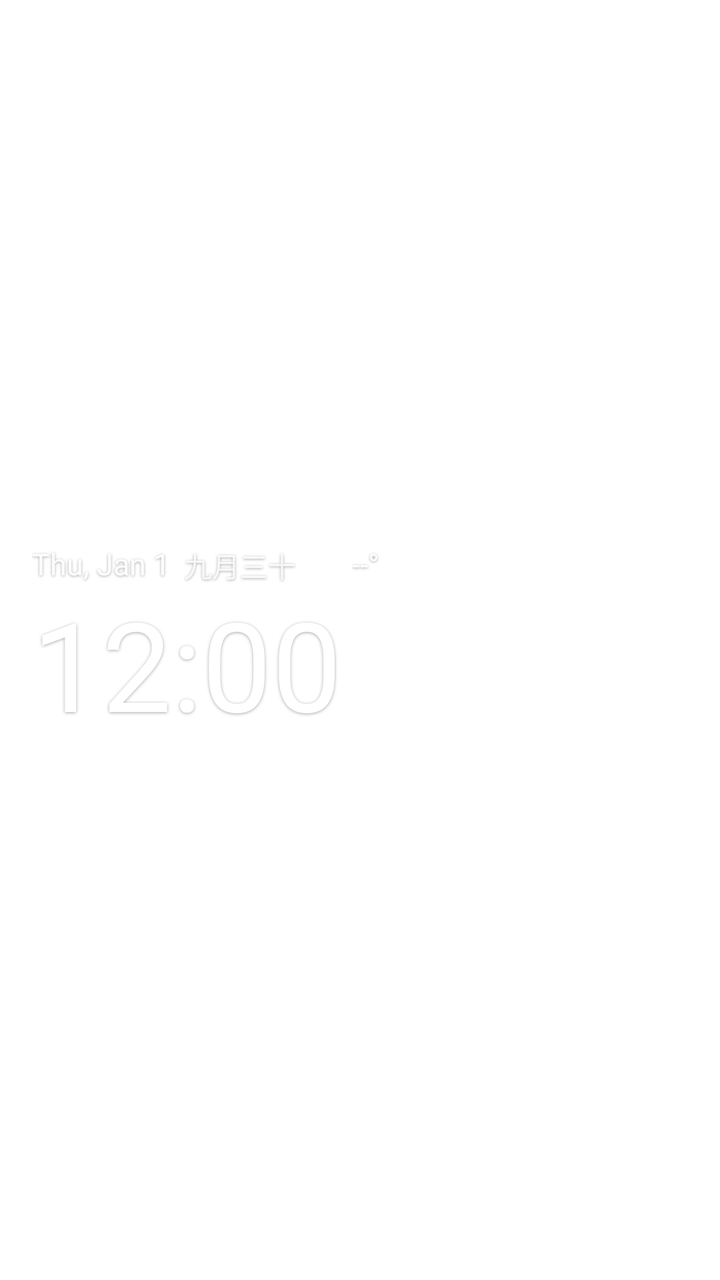
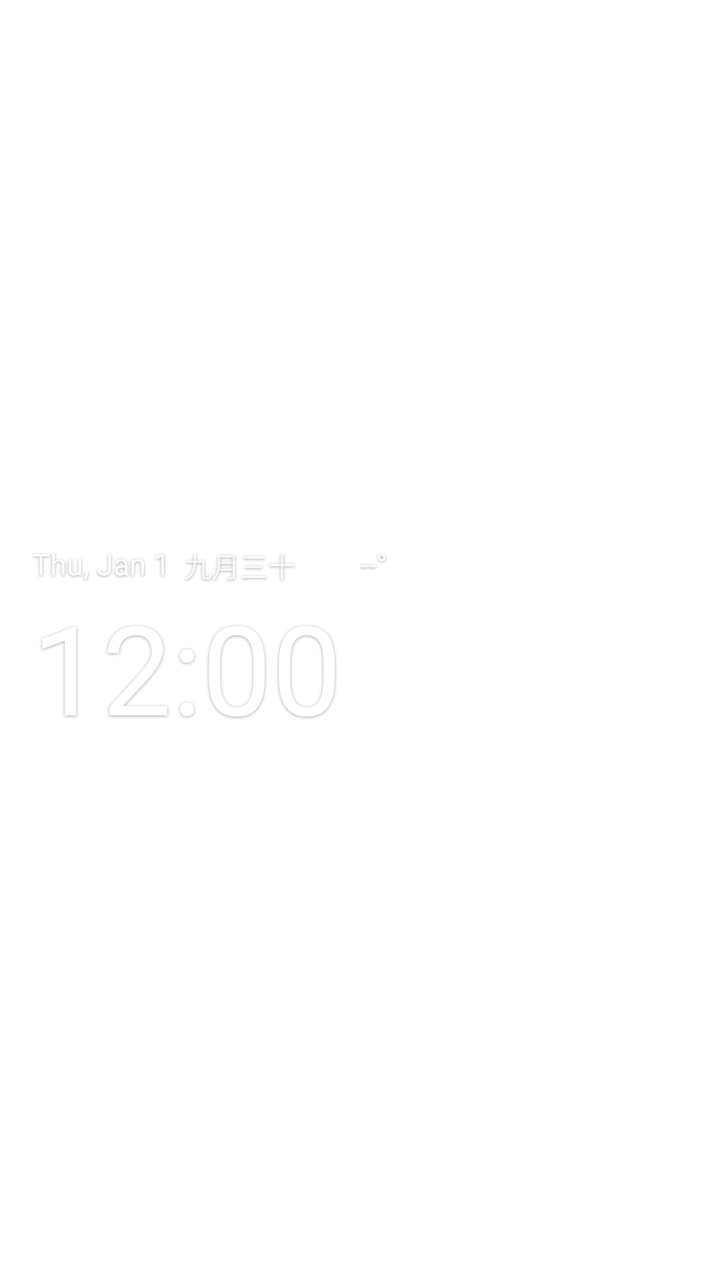

An Android layout rendered at two revisions. The XML below is the earlier revision; the diff shows what the commit changed to produce the second picture.
<!-- AndroidManifest.xml: fallback theme Theme.MaterialComponents.DayNight.NoActionBar -->
<!-- res/layout/ww_white_normal.xml -->
<?xml version="1.0" encoding="utf-8"?>
<LinearLayout xmlns:android="http://schemas.android.com/apk/res/android"
    android:id="@+id/ww_root"
    android:layout_width="match_parent"
    android:layout_height="match_parent"
    android:orientation="vertical"
    android:gravity="center_vertical|start"
    android:paddingStart="16dp"
    android:paddingEnd="16dp">

    <LinearLayout
        android:id="@+id/ww_date_touch"
        android:layout_width="match_parent"
        android:layout_height="wrap_content"
        android:orientation="horizontal"
        android:gravity="center_vertical"
        android:paddingTop="7dp"
        android:paddingBottom="3dp">

        <TextClock
            android:id="@+id/ww_date"
            android:layout_width="wrap_content"
            android:layout_height="wrap_content"
            android:fontFamily="sans-serif"
            android:format24Hour="@string/date_format_compact"
            android:format12Hour="@string/date_format_compact"
            android:includeFontPadding="false"
            android:shadowColor="#59000000"
            android:shadowDx="0"
            android:shadowDy="1"
            android:shadowRadius="3"
            android:textColor="#F2FFFFFF"
            android:textSize="15sp" />

        <TextView
            android:id="@+id/ww_lunar"
            android:layout_width="wrap_content"
            android:layout_height="wrap_content"
            android:layout_marginStart="7dp"
            android:fontFamily="sans-serif"
            android:includeFontPadding="false"
            android:shadowColor="#59000000"
            android:shadowDx="0"
            android:shadowDy="1"
            android:shadowRadius="3"
            android:textColor="#D9FFFFFF"
            android:textSize="14sp"
            android:text="九月三十" />

        <LinearLayout
            android:id="@+id/ww_weather_touch"
            android:layout_width="wrap_content"
            android:layout_height="wrap_content"
            android:layout_marginStart="8dp"
            android:orientation="horizontal"
            android:gravity="center_vertical"
            android:paddingTop="4dp"
            android:paddingBottom="4dp">

            <ImageView
                android:id="@+id/ww_icon"
                android:layout_width="17dp"
                android:layout_height="17dp"
                android:scaleType="fitCenter"
                android:src="@drawable/ic_wx_clear" />

            <TextView
                android:id="@+id/ww_temp"
                android:layout_width="wrap_content"
                android:layout_height="wrap_content"
                android:layout_marginStart="3dp"
                android:fontFamily="sans-serif"
                android:includeFontPadding="false"
                android:shadowColor="#59000000"
                android:shadowDx="0"
                android:shadowDy="1"
                android:shadowRadius="3"
                android:textColor="#F2FFFFFF"
                android:textSize="15sp"
                android:text="--°" />
        </LinearLayout>

        <TextView
            android:id="@+id/ww_city"
            android:layout_width="wrap_content"
            android:layout_height="wrap_content"
            android:layout_marginStart="8dp"
            android:ellipsize="end"
            android:fontFamily="sans-serif"
            android:includeFontPadding="false"
            android:maxLines="1"
            android:shadowColor="#59000000"
            android:shadowDx="0"
            android:shadowDy="1"
            android:shadowRadius="3"
            android:textColor="#B3FFFFFF"
            android:textSize="13sp"
            android:visibility="gone" />
    </LinearLayout>

    <FrameLayout
        android:id="@+id/ww_time_touch"
        android:layout_width="match_parent"
        android:layout_height="wrap_content"
        android:paddingTop="0dp"
        android:paddingBottom="6dp">

        <TextClock
            android:id="@+id/ww_time"
            android:layout_width="wrap_content"
            android:layout_height="wrap_content"
            android:fontFamily="sans-serif"
            android:format24Hour="HH:mm"
            android:format12Hour="h:mm"
            android:includeFontPadding="false"
            android:shadowColor="#59000000"
            android:shadowDx="0"
            android:shadowDy="1"
            android:shadowRadius="4"
            android:textColor="#FFFFFFFF"
            android:textSize="62sp" />
    </FrameLayout>

</LinearLayout>
<!-- resources referenced by this layout -->
<resources>
  <!-- drawable ic_wx_clear: vector/xml drawable (drawable, 2462 chars, omitted) -->
  <string name="date_format_compact">EEE, MMM d</string>
</resources>

<!-- the commit's change to res/layout/ww_white_normal.xml (unified diff, before → after) -->
@@ -59,8 +59,8 @@
 
             <ImageView
                 android:id="@+id/ww_icon"
-                android:layout_width="17dp"
-                android:layout_height="17dp"
+                android:layout_width="21dp"
+                android:layout_height="21dp"
                 android:scaleType="fitCenter"
                 android:src="@drawable/ic_wx_clear" />
 
